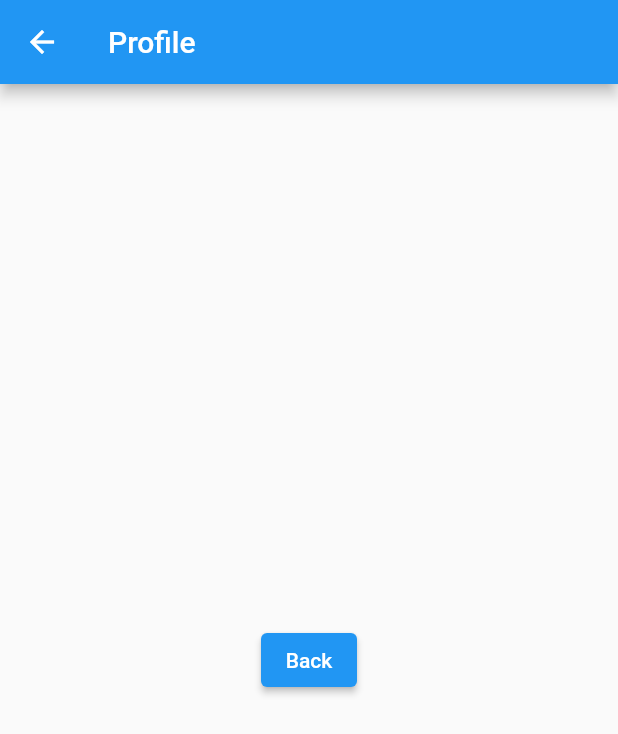
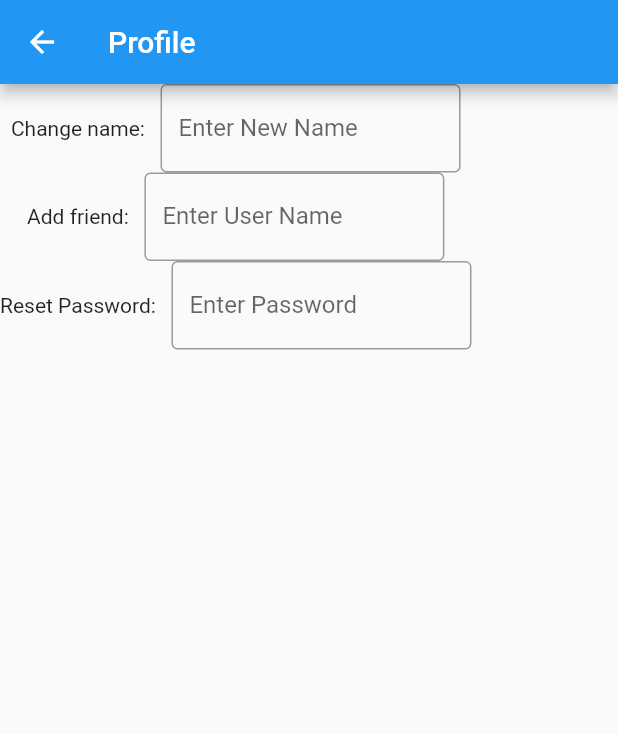
Before and after one commit to ZacSchepis/BorrowMii, a Flutter app: the ProfileMenu screen opened directly, on a phone screen of 412 x 824 dp. Shown: the top 734 px of the screen. Run offline on Flutter 3.47's test engine with Material 2 defaults, Android fonts, the phone set to English and light mode, and no system bars; our stand-ins replace cloud_firestore, firebase_core; accounts and stored records are empty.

Commit message:
added profile menu

```diff
--- a/lib/main.dart
+++ b/lib/main.dart
@@ -54,7 +54,7 @@ class MyApp extends StatelessWidget {
                       context,
                       MaterialPageRoute(
                           builder: (context) =>
-                              const ProfileMenu().build(context)))
+                              ProfileMenu().build(context)))
                 },
                 icon: Icon(Icons.account_circle_rounded),
               );
--- a/lib/profileMenu.dart
+++ b/lib/profileMenu.dart
@@ -1,7 +1,11 @@
+import 'package:flutter/cupertino.dart';
 import 'package:flutter/material.dart';
 //menu for editing profile features
 class ProfileMenu extends StatelessWidget {
-  const ProfileMenu({super.key});
+  ProfileMenu({super.key});
+  final nameController = TextEditingController();
+  final friendController = TextEditingController();
+  final pwController = TextEditingController();
   //String text = "hello";
   @override
   Widget build(BuildContext context) {
@@ -9,14 +13,82 @@ class ProfileMenu extends StatelessWidget {
       appBar: AppBar(
         title: const Text('Profile'),
       ),
-      body: Center(
-        child: ElevatedButton(
-          onPressed: () {
-            Navigator.pop(context);
-          },
-          child: const Text('Back'),
+
+      body: Row(
+          crossAxisAlignment: CrossAxisAlignment.center,
+          children: [
+            Column(
+              crossAxisAlignment: CrossAxisAlignment.center,
+              children: [
+                Row(
+                  children: [
+                    Text("Change name:   "),
+                    SizedBox( // <-- SEE HERE
+                      width: 200,
+                      child: TextField(
+                        textInputAction: TextInputAction.done,
+                        onSubmitted: (value) {
+                          print("name");
+                        },
+                        controller: nameController,
+                        decoration: InputDecoration(
+                          labelText: 'Enter New Name',
+                          border: OutlineInputBorder(),
+                        ),
+                      ),
+                    ),
+                  ],
+                ),
+                Row(
+                  children: [
+                    Text("Add friend:   "),
+                    SizedBox( // <-- SEE HERE
+                      width: 200,
+                      child: TextField(
+                        controller: friendController,
+                        textInputAction: TextInputAction.done,
+                        onSubmitted: (value) {
+                          print("friend");
+                        },
+                        decoration: InputDecoration(
+                          labelText: 'Enter User Name',
+                          border: OutlineInputBorder(),
+                        ),
+                      ),
+                    ),
+                  ],
+                ),
+                Row(
+                  children: [
+                    Text("Reset Password:   "),
+                    SizedBox( // <-- SEE HERE
+                      width: 200,
+                      child: TextField(
+                        controller: pwController,
+                        textInputAction: TextInputAction.done,
+                        onSubmitted: (value) {
+                          print("pw");
+                        },
+                        obscureText: true,
+                        decoration: InputDecoration(
+                          labelText: 'Enter Password',
+                          border: OutlineInputBorder(),
+                        ),
+                      ),
+                    ),
+                  ],
+                ),
+                // ElevatedButton(
+                //   onPressed: () {
+                //     Navigator.pop(context);
+                //   },
+                //   child: const Text('Back'),
+                // ),
+              ],
+            )
+          ],
         ),
-      ),
+
     );
   }
 }
```
